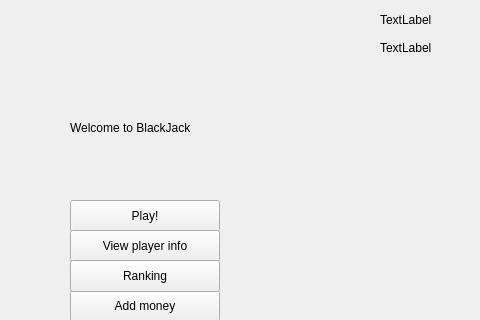
Before: the Qt Designer form blackjack-client/ui/home.ui in lehoangtran289/Blackjack, drawn with Qt 5; both pictures show x 160 to 640 and y 0 to 320 of the 640 by 480 pixel window.
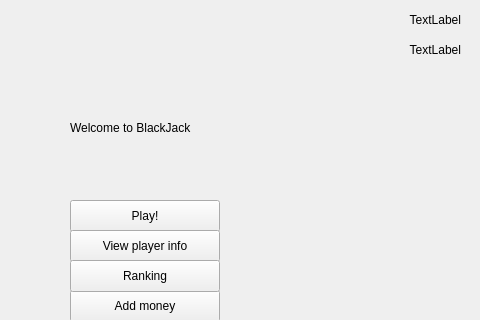
After: the same form once the commit is applied.

The edit to the form file:
```diff
--- a/blackjack-client/ui/home.ui
+++ b/blackjack-client/ui/home.ui
@@ -13,6 +13,9 @@
   <property name="windowTitle">
    <string>Form</string>
   </property>
+  <property name="layoutDirection">
+   <enum>Qt::LeftToRight</enum>
+  </property>
   <widget class="QPushButton" name="play_button">
    <property name="geometry">
     <rect>
@@ -94,28 +97,34 @@
   <widget class="QLabel" name="username_label">
    <property name="geometry">
     <rect>
-     <x>540</x>
+     <x>450</x>
      <y>10</y>
-     <width>81</width>
+     <width>171</width>
      <height>20</height>
     </rect>
    </property>
    <property name="text">
     <string>TextLabel</string>
    </property>
+   <property name="alignment">
+    <set>Qt::AlignRight|Qt::AlignTrailing|Qt::AlignVCenter</set>
+   </property>
   </widget>
   <widget class="QLabel" name="balance_label">
    <property name="geometry">
     <rect>
-     <x>540</x>
+     <x>450</x>
      <y>40</y>
-     <width>60</width>
-     <height>16</height>
+     <width>171</width>
+     <height>20</height>
     </rect>
    </property>
    <property name="text">
     <string>TextLabel</string>
    </property>
+   <property name="alignment">
+    <set>Qt::AlignRight|Qt::AlignTrailing|Qt::AlignVCenter</set>
+   </property>
   </widget>
   <widget class="QPushButton" name="withdraw_button">
    <property name="geometry">
```
